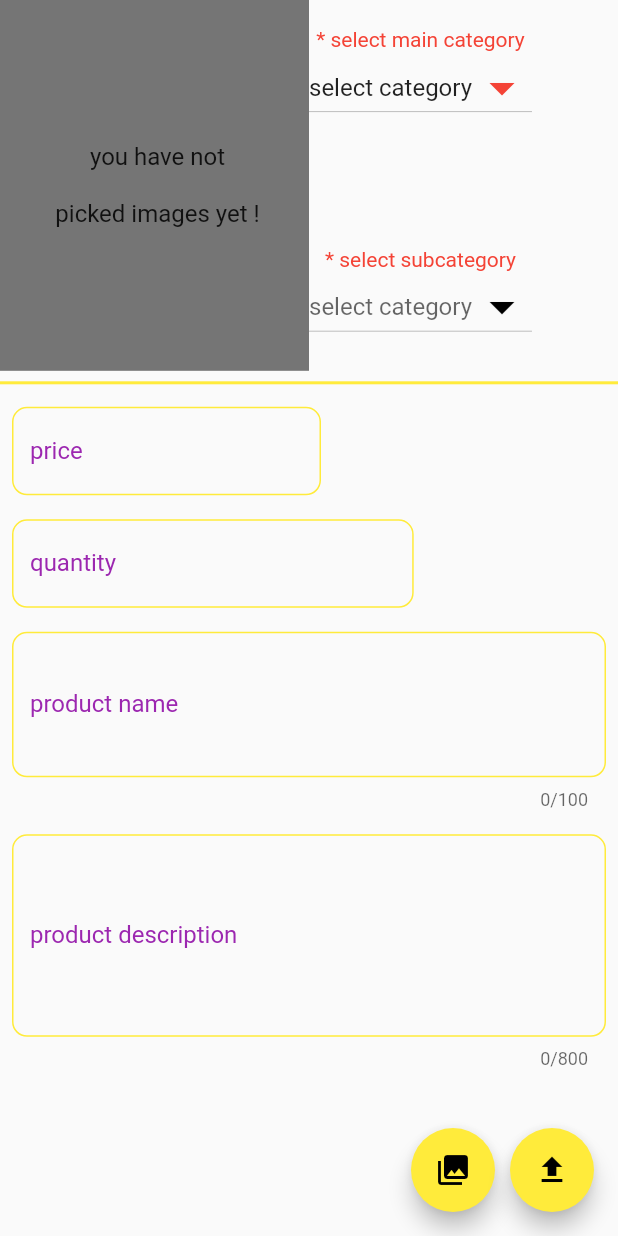
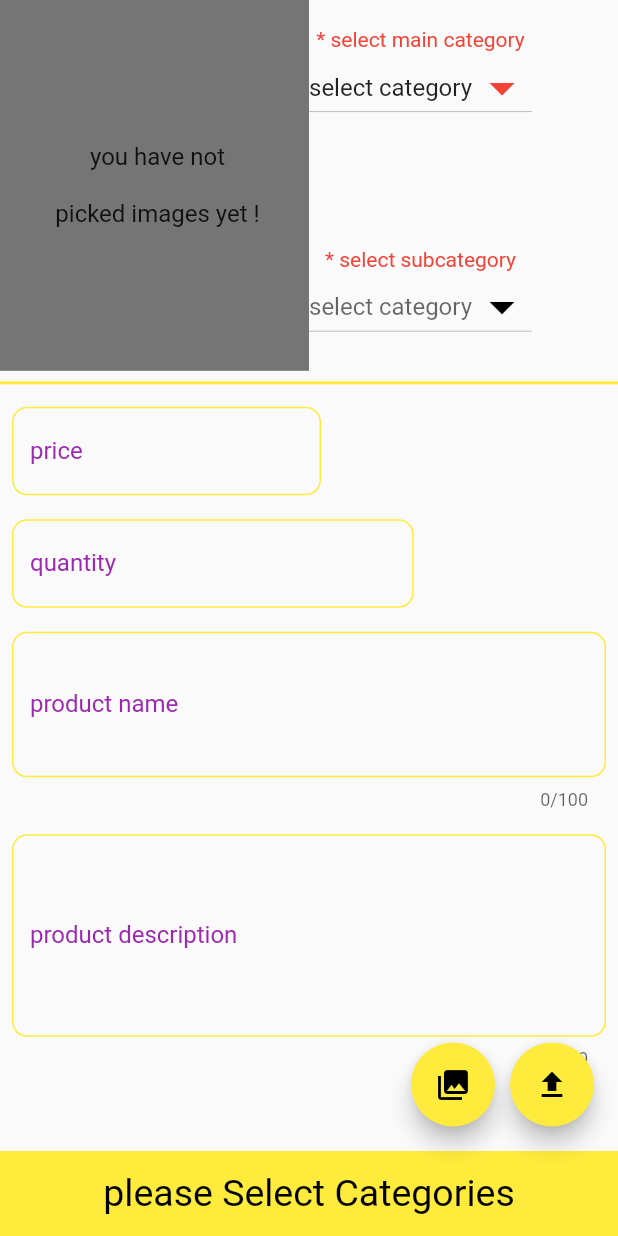
Before and after one commit to JanibekJali/shop_app, a Flutter app: the screen it shows after launch, after a tap on the "upload" icon, on a phone screen of 412 x 824 dp. Run offline on Flutter 3.47's test engine with Material 2 defaults, Android fonts, the phone set to English and light mode, and no system bars; our stand-ins replace animated_text_kit, cloud_firestore, firebase_auth, firebase_core, firebase_storage, image_picker and 1 more; missing offline and left inert: dart:ffi; accounts and stored records are empty.

Commit message:
Upload done

```diff
--- a/lib/app/suppliers/main_pages/upload/upload_page.dart
+++ b/lib/app/suppliers/main_pages/upload/upload_page.dart
@@ -1,13 +1,17 @@
 import 'dart:developer';
+import 'dart:ffi';
 import 'dart:io';
 
+import 'package:cloud_firestore/cloud_firestore.dart';
 import 'package:firebase_auth/firebase_auth.dart';
 import 'package:firebase_storage/firebase_storage.dart';
 import 'package:flutter/material.dart';
 import 'package:image_picker/image_picker.dart';
+import 'package:shop_app/app/auth_widgets/snack_bar_widget.dart';
 import 'package:shop_app/app/suppliers/main_pages/upload/constants/upload_constants.dart';
 import 'package:shop_app/app/utilities/categ_list.dart';
 import 'package:path/path.dart' as path;
+import 'package:uuid/uuid.dart';
 
 class UploadPage extends StatefulWidget {
   const UploadPage({super.key});
@@ -19,30 +23,92 @@ class UploadPage extends StatefulWidget {
 class _UploadPageState extends State<UploadPage> {
   String mainCategValue = 'select category';
   String subCategValue = 'subcategory';
+  int? price;
+  int? quantity;
+  String? productName;
+  String? productDescription;
 
   List<String> subCategList = [];
   final ImagePicker _picker = ImagePicker();
+
   XFile? _imageFile;
   List<XFile> imagesFileList = [];
+  List<String> imagesUrlList = [];
   dynamic _pickedImageError;
-  void uploadImages() async {
+  bool processing = false;
+  final GlobalKey<FormState> _formKey = GlobalKey<FormState>();
+  final GlobalKey<ScaffoldMessengerState> _scaffoldKey =
+      GlobalKey<ScaffoldMessengerState>();
+  Future<void> uploadImages() async {
+    if (mainCategValue != 'select category' || subCategValue != 'subcategory') {
+      if (_formKey.currentState!.validate()) {
+        _formKey.currentState!.save();
+        if (imagesFileList.isNotEmpty) {
+          // setState(() {
+          //   processing = true;
+          // });
+          try {
             for (var image in imagesFileList) {
-      Reference reference = FirebaseStorage.instance
-          .ref('products/${path.basename(image.path)}.jpg');
+              Reference ref = FirebaseStorage.instance
+                  .ref('products/${path.basename(image.path)}');
+              await ref.putFile(File(image.path)).whenComplete(() async {
+                await ref.getDownloadURL().then((value) {
+                  imagesUrlList.add(value);
+                });
+              });
+            }
+          } catch (e) {
+            log('$e');
+          }
+        } else {
+          SnackBarWidget.snackBar(
+            'Please pick images first!',
+            _scaffoldKey,
+          );
+        }
+      } else {
+        SnackBarWidget.snackBar(
+          'please fill all fields',
+          _scaffoldKey,
+        );
+      }
+    } else {
+      SnackBarWidget.snackBar(
+        'please Select Categories',
+        _scaffoldKey,
+      );
+    }
+  }
 
-      await reference.putFile(File(_imageFile!.path));
-      // _uid = FirebaseAuth.instance.currentUser!.uid;
-      // imagesFileList = await reference.getDownloadURL();
+  void uploadData() async {
+    CollectionReference products =
+        FirebaseFirestore.instance.collection('products');
+    var uid = Uuid().v4();
+    await products.doc(uid).set({
+      'maincategoryValue': mainCategValue,
+      'subcategoryValue': subCategValue,
+      'price': price,
+      'quantity': quantity,
+      'productName': productName,
+      'productDescription': productDescription,
+    });
   }
+
+  void uploadProduct() async {
+    await uploadImages().whenComplete(() => uploadData());
   }
 
   @override
   Widget build(BuildContext context) {
     var size = MediaQuery.of(context).size;
     return SafeArea(
+      child: ScaffoldMessenger(
+        key: _scaffoldKey,
         child: Scaffold(
           body: SingleChildScrollView(
             keyboardDismissBehavior: ScrollViewKeyboardDismissBehavior.onDrag,
+            child: Form(
+              key: _formKey,
               child: Column(
                 crossAxisAlignment: CrossAxisAlignment.start,
                 children: [
@@ -65,7 +131,8 @@ class _UploadPageState extends State<UploadPage> {
                             iconEnabledColor: Colors.red,
                             dropdownColor: Colors.yellow.shade400,
                             value: mainCategValue,
-                        items: maincateg.map<DropdownMenuItem<String>>((value) {
+                            items: maincateg
+                                .map<DropdownMenuItem<String>>((value) {
                               return DropdownMenuItem(
                                 child: Text(value),
                                 value: value,
@@ -89,8 +156,8 @@ class _UploadPageState extends State<UploadPage> {
                             dropdownColor: Colors.yellow.shade400,
                             disabledHint: Text('select category'),
                             value: subCategValue,
-                        items:
-                            subCategList.map<DropdownMenuItem<String>>((value) {
+                            items: subCategList
+                                .map<DropdownMenuItem<String>>((value) {
                               return DropdownMenuItem(
                                 child: Text(value),
                                 value: value,
@@ -115,7 +182,9 @@ class _UploadPageState extends State<UploadPage> {
                       width: size.width * 0.5,
                       child: TextFormField(
                         validator: (value) {},
-                    onSaved: (newValue) {},
+                        onSaved: (value) {
+                          price = int.parse(value!);
+                        },
                         keyboardType:
                             TextInputType.numberWithOptions(decimal: true),
                         decoration: inputDecoration.copyWith(
@@ -131,7 +200,9 @@ class _UploadPageState extends State<UploadPage> {
                       width: MediaQuery.of(context).size.width * 0.65,
                       child: TextFormField(
                         validator: (value) {},
-                    onSaved: (newValue) {},
+                        onSaved: (value) {
+                          quantity = int.parse(value!);
+                        },
                         keyboardType:
                             TextInputType.numberWithOptions(decimal: true),
                         decoration: inputDecoration.copyWith(
@@ -146,7 +217,9 @@ class _UploadPageState extends State<UploadPage> {
                       maxLength: 100,
                       maxLines: 3,
                       validator: (value) {},
-                  onSaved: (newValue) {},
+                      onSaved: (value) {
+                        productName = value!;
+                      },
                       decoration: inputDecoration.copyWith(
                         labelText: 'product name',
                       ),
@@ -158,13 +231,16 @@ class _UploadPageState extends State<UploadPage> {
                       maxLength: 800,
                       maxLines: 5,
                       validator: (value) {},
-                  onSaved: (newValue) {},
+                      onSaved: (value) {
+                        productDescription = value!;
+                      },
                       decoration: inputDecoration.copyWith(
                         labelText: 'product description',
                       ),
                     ),
                   ),
                 ],
+              ),
             ),
           ),
           floatingActionButton: Row(
@@ -183,7 +259,7 @@ class _UploadPageState extends State<UploadPage> {
               ),
               FloatingActionButton(
                 backgroundColor: Colors.yellow,
-              onPressed: () {},
+                onPressed: uploadProduct,
                 child: Icon(
                   Icons.upload,
                   color: Colors.black,
@@ -192,8 +268,68 @@ class _UploadPageState extends State<UploadPage> {
             ],
           ),
         ),
+      ),
     );
   }
+
+  /* Widget coverImages() {
+    if (imagesFileList.isNotEmpty) {
+      return GridView.builder(
+          gridDelegate: const SliverGridDelegateWithFixedCrossAxisCount(
+            crossAxisCount: 4,
+          ),
+          itemCount: imagesFileList.length,
+          itemBuilder: (context, index) {
+            return Padding(
+              padding: const EdgeInsets.all(8.0),
+              child: Container(
+                color: Colors.amber,
+                child: Center(
+                  child: Image.file(
+                    File(imagesFileList[index].path),
+                  ),
+                ),
+              ),
+            );
+          });
+    } else {
+      return GridView.builder(
+          gridDelegate: const SliverGridDelegateWithFixedCrossAxisCount(
+            crossAxisCount: 1,
+          ),
+          itemCount: 30,
+          itemBuilder: (context, index) {
+            return Padding(
+              padding: const EdgeInsets.all(8.0),
+              child: InkWell(
+                onTap: () {
+                  pickMultipleImages();
+                },
+                child: Container(
+                  color: Colors.amber,
+                  child: Center(child: Icon(Icons.photo)
+                      //      Image.file(
+                      //   File(imagesFileList[index].path),
+                      // ),
+                      ),
+                ),
+              ),
+            );
+          });
+
+      // Center(
+      //   child: Text(
+      //     ' you have not \n \n picked images yet !',
+      //     textAlign: TextAlign.center,
+      //     style: TextStyle(
+      //       fontSize: 16,
+      //     ),
+      //   ),
+      // );
+    }
+  }
+
+  */
 
   Widget coverImages() {
     if (imagesFileList.isNotEmpty) {
```
Also changed, not shown: pubspec.yaml (+3 -9 lines), pubspec.lock. Lines whose indentation alone changed are shown as unchanged.
